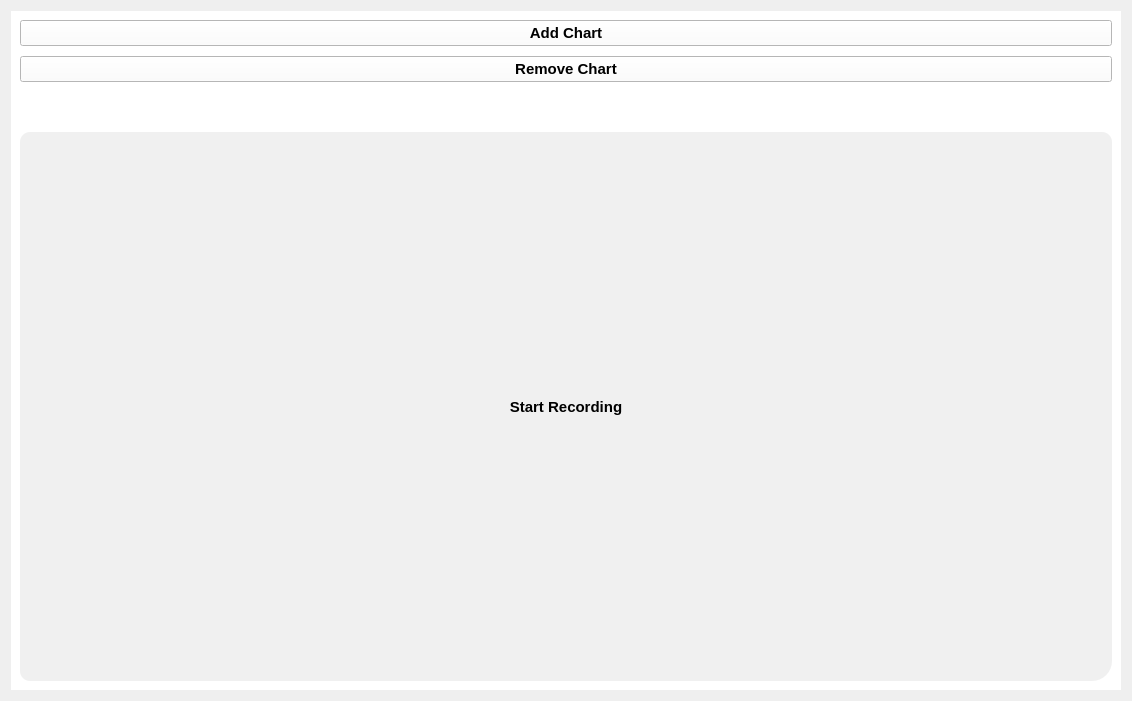
This is src/PlotWidget.ui in thinkexist1989/rocos-viz as Qt 5 draws it before an edit. The edited form follows.
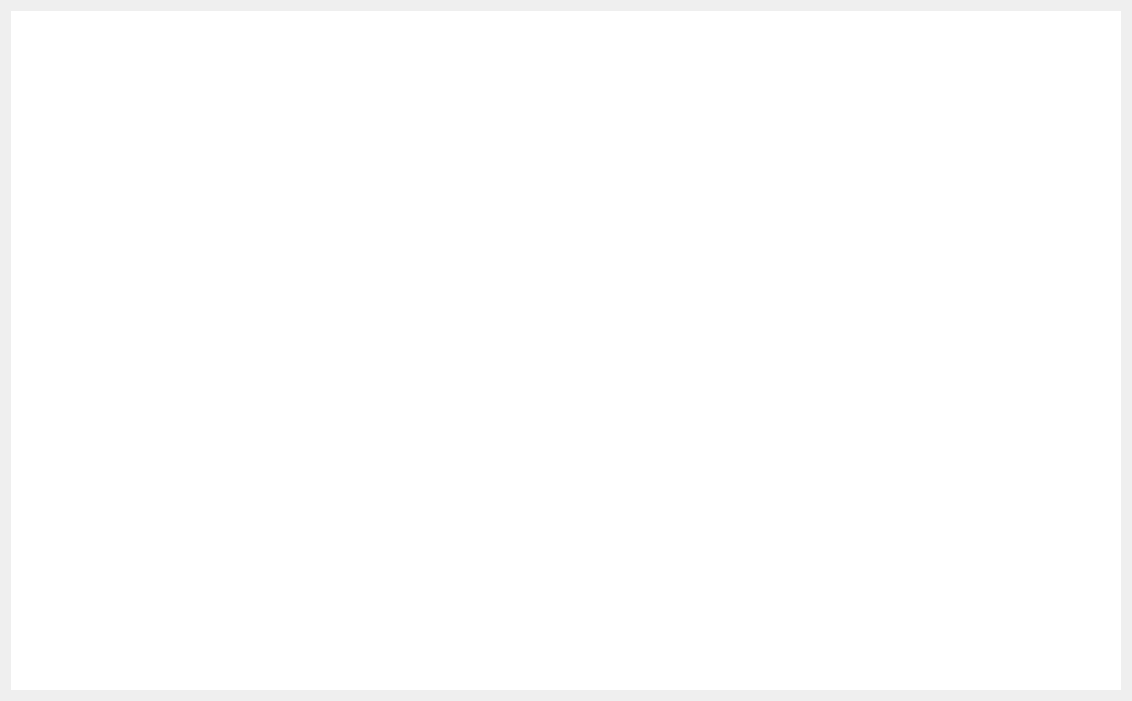
This is the edited form. Icons and pictures are not drawn.

Commit message:
Plot test passed
曲线打印初步测试通过

Diff of the .ui file:
```diff
--- a/src/PlotWidget.ui
+++ b/src/PlotWidget.ui
@@ -47,86 +47,8 @@
    
 }</string>
      </property>
-     <layout class="QGridLayout" name="gridLayout_4" rowstretch="15,1" columnstretch="6,1">
-      <item row="0" column="1" rowspan="2">
-       <layout class="QVBoxLayout" name="verticalLayout" stretch="0,0,0,1">
-        <property name="spacing">
-         <number>10</number>
-        </property>
-        <item>
-         <widget class="QPushButton" name="addChart">
-          <property name="text">
-           <string>Add Chart</string>
-          </property>
-         </widget>
-        </item>
-        <item>
-         <widget class="QPushButton" name="removeChart">
-          <property name="text">
-           <string>Remove Chart</string>
-          </property>
-         </widget>
-        </item>
-        <item>
-         <spacer name="verticalSpacer">
-          <property name="orientation">
-           <enum>Qt::Vertical</enum>
-          </property>
-          <property name="sizeHint" stdset="0">
-           <size>
-            <width>20</width>
-            <height>40</height>
-           </size>
-          </property>
-         </spacer>
-        </item>
-        <item>
-         <widget class="QPushButton" name="recordButton">
-          <property name="sizePolicy">
-           <sizepolicy hsizetype="Preferred" vsizetype="Preferred">
-            <horstretch>0</horstretch>
-            <verstretch>0</verstretch>
-           </sizepolicy>
-          </property>
-          <property name="styleSheet">
-           <string notr="true">QPushButton {
-    border-top-right-radius: 10px;
-    border-top-left-radius: 10px;
-    border-bottom-left-radius: 10px;
-    border-bottom-right-radius: 20px;
-
-	background-color: #F0F0F0;
-	border: 0px solid #D8D8D8;
-	color: #000000;
-}
-
-QPushButton:hover {
-	background-color: #496FFF;
-	color: white;
-}
-
-QPushButton:pressed, QPushButton:checked {
-	color: red;
-}</string>
-          </property>
-          <property name="text">
-           <string>Start Recording</string>
-          </property>
-          <property name="icon">
-           <iconset resource="../res.qrc">
-            <normaloff>:/res/skinny.gif</normaloff>:/res/skinny.gif</iconset>
-          </property>
-          <property name="iconSize">
-           <size>
-            <width>30</width>
-            <height>30</height>
-           </size>
-          </property>
-         </widget>
-        </item>
-       </layout>
-      </item>
-      <item row="0" column="0" rowspan="2">
+     <layout class="QGridLayout" name="gridLayout">
+      <item row="0" column="0">
        <layout class="QGridLayout" name="gridPlot" rowstretch="0" columnstretch="0"/>
       </item>
      </layout>
```
Left out of the diff: 4 changed lines with no effect on the pictures. The commit also changes 14 other files.
